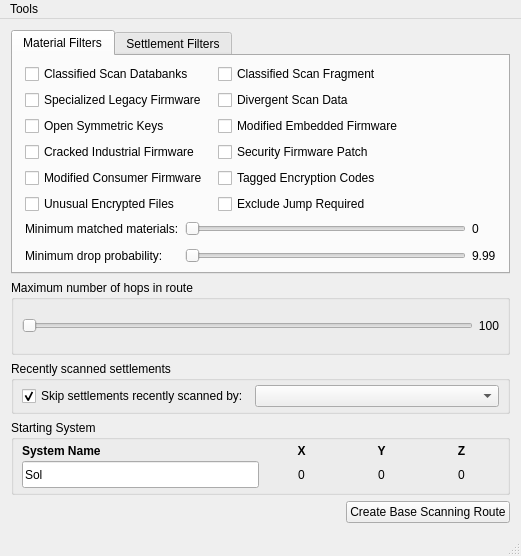
Qt form src/Routers/BaseScanning/MainWindow.ui (neotron/EDPathFinder) before a commit.
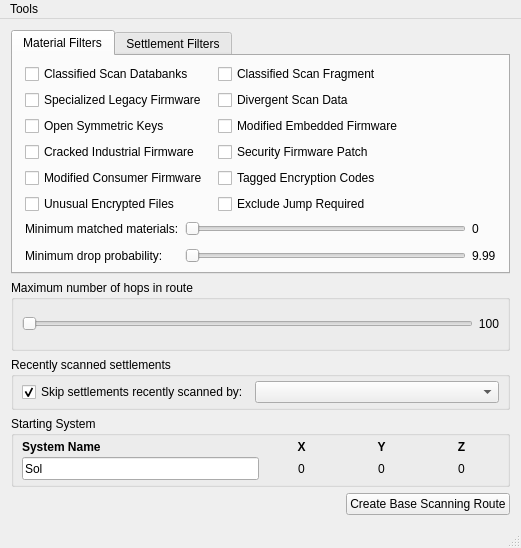
The same form after that commit. Custom widgets are drawn as their Qt base class.

Patch:
```diff
--- a/src/Routers/BaseScanning/MainWindow.ui
+++ b/src/Routers/BaseScanning/MainWindow.ui
@@ -7,7 +7,7 @@
     <x>0</x>
     <y>0</y>
     <width>521</width>
-    <height>556</height>
+    <height>548</height>
    </rect>
   </property>
   <property name="sizePolicy">
```
